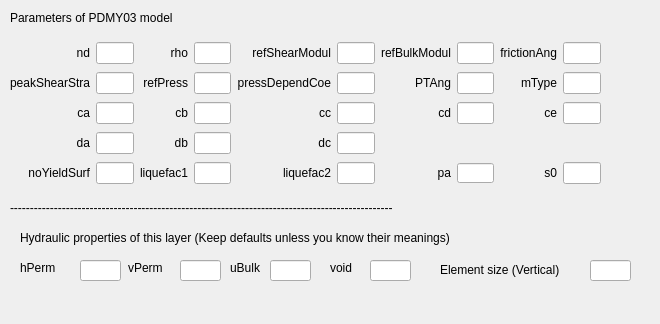
First picture: the form in UI/PDMY03.ui, repository NHERI-SimCenter/QS3hark, before the edit.
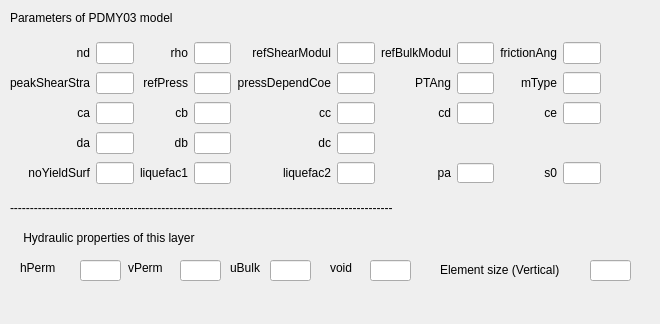
Second picture: the form after the edit.

Patch:
```diff
--- a/UI/PDMY03.ui
+++ b/UI/PDMY03.ui
@@ -92,7 +92,7 @@
     </rect>
    </property>
    <property name="text">
-    <string>Hydraulic properties of this layer (Keep defaults unless you know their meanings)</string>
+    <string> Hydraulic properties of this layer</string>
    </property>
   </widget>
   <widget class="QLabel" name="label_34">
```
